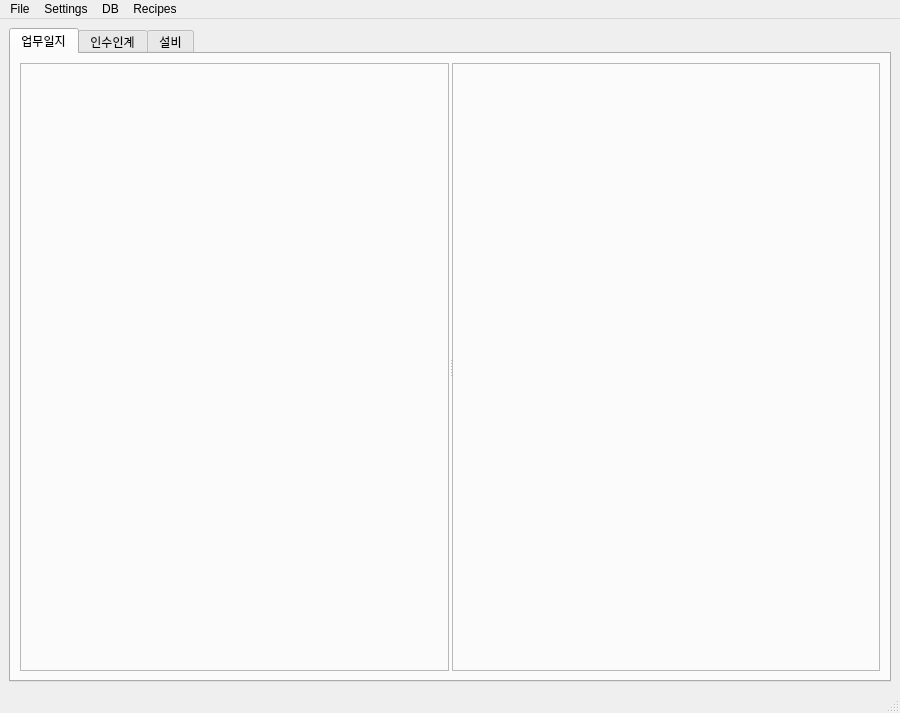
This is ui/main_window.ui in JoonKai/WorkLog as Qt 5 draws it before an edit. The edited form follows.
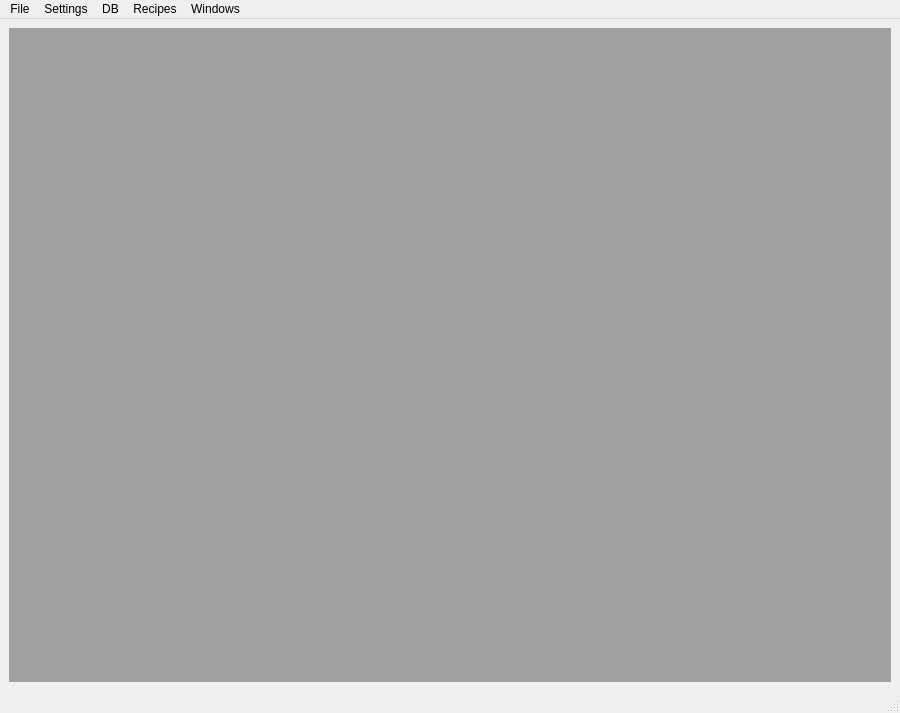
This is the edited form.

```diff
--- a/ui/main_window.ui
+++ b/ui/main_window.ui
@@ -16,79 +16,7 @@
   <widget class="QWidget" name="centralwidget">
    <layout class="QGridLayout" name="gridLayout">
     <item row="0" column="0">
-     <widget class="QTabWidget" name="tab_widget">
-      <property name="currentIndex">
-       <number>0</number>
-      </property>
-      <widget class="QWidget" name="tab_worklog">
-       <attribute name="title">
-        <string>업무일지</string>
-       </attribute>
-       <layout class="QGridLayout" name="gridLayout_3">
-        <item row="0" column="0">
-         <widget class="QSplitter" name="worklog_splitter">
-          <property name="frameShape">
-           <enum>QFrame::Shape::NoFrame</enum>
-          </property>
-          <property name="frameShadow">
-           <enum>QFrame::Shadow::Plain</enum>
-          </property>
-          <property name="lineWidth">
-           <number>0</number>
-          </property>
-          <property name="midLineWidth">
-           <number>1</number>
-          </property>
-          <property name="orientation">
-           <enum>Qt::Orientation::Horizontal</enum>
-          </property>
-          <property name="handleWidth">
-           <number>3</number>
-          </property>
-          <widget class="QWidget" name="verticalLayoutWidget">
-           <layout class="QVBoxLayout" name="verticalLayout">
-            <item>
-             <widget class="QFrame" name="frame">
-              <property name="frameShape">
-               <enum>QFrame::Shape::StyledPanel</enum>
-              </property>
-              <property name="frameShadow">
-               <enum>QFrame::Shadow::Raised</enum>
-              </property>
-             </widget>
-            </item>
-           </layout>
-          </widget>
-          <widget class="QWidget" name="verticalLayoutWidget_2">
-           <layout class="QVBoxLayout" name="verticalLayout_2">
-            <item>
-             <widget class="QFrame" name="frame_2">
-              <property name="frameShape">
-               <enum>QFrame::Shape::StyledPanel</enum>
-              </property>
-              <property name="frameShadow">
-               <enum>QFrame::Shadow::Raised</enum>
-              </property>
-             </widget>
-            </item>
-           </layout>
-          </widget>
-         </widget>
-        </item>
-       </layout>
-      </widget>
-      <widget class="QWidget" name="tab_2">
-       <attribute name="title">
-        <string>인수인계</string>
-       </attribute>
-      </widget>
-      <widget class="QWidget" name="tab_3">
-       <attribute name="title">
-        <string>설비</string>
-       </attribute>
-       <layout class="QGridLayout" name="gridLayout_2"/>
-      </widget>
-     </widget>
+     <widget class="QMdiArea" name="mdiArea"/>
     </item>
    </layout>
   </widget>
@@ -124,10 +52,17 @@
      <string>Recipes</string>
     </property>
    </widget>
+   <widget class="QMenu" name="menuWindows">
+    <property name="title">
+     <string>Windows</string>
+    </property>
+    <addaction name="mn_Schedule"/>
+   </widget>
    <addaction name="menuFile"/>
    <addaction name="menuSettings"/>
    <addaction name="menuDB"/>
    <addaction name="menuRecipe"/>
+   <addaction name="menuWindows"/>
   </widget>
   <widget class="QStatusBar" name="statusbar"/>
   <action name="actionwefwefwef">
```
Left out of the diff: 5 changed lines with no effect on the pictures.
